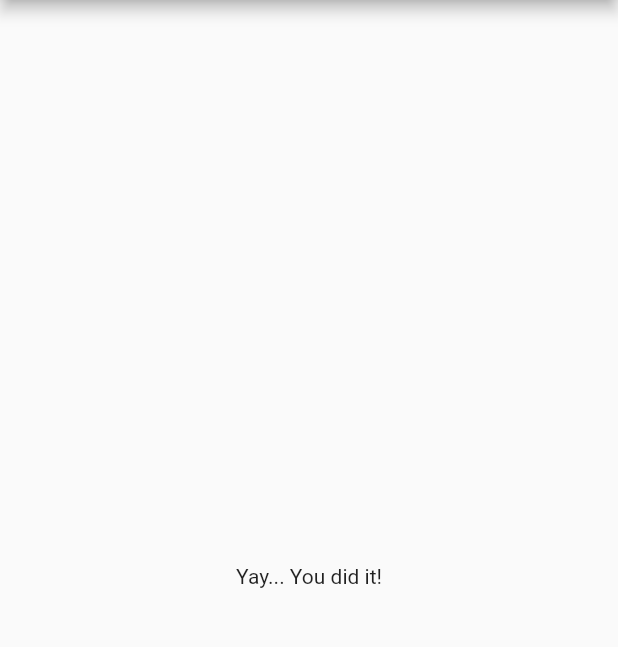
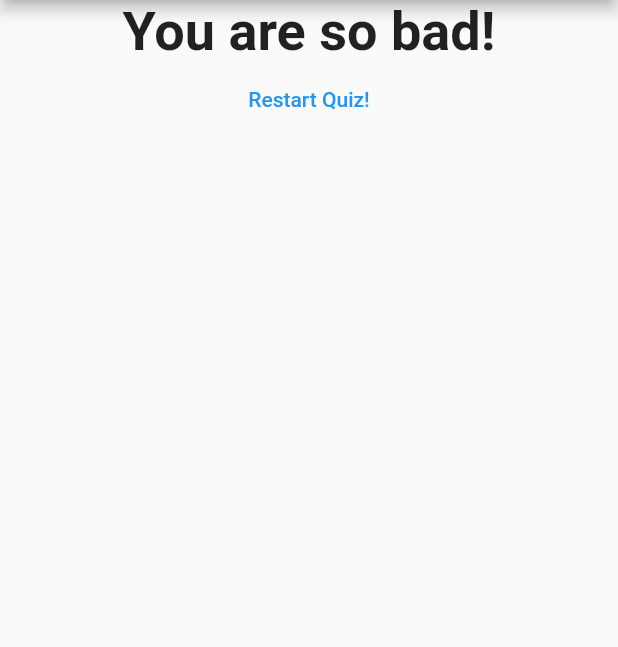
Before and after one commit to xzyxrene/flutter_02, a Flutter app: the screen it shows after launch, after a tap on "Red", after a tap on "Tiger", after a tap on "Below 21", on a phone screen of 412 x 824 dp, the part 84-731 px from its top. Run offline on Flutter 3.47's test engine with Material 2 defaults, Android fonts, the phone set to English and light mode, and no system bars.

Commit message:
finalized a quiz app!

```diff
--- a/lib/main.dart
+++ b/lib/main.dart
@@ -1,6 +1,6 @@
 import 'package:flutter/material.dart';
-import './question.dart';
-import './answer.dart';
+import 'package:flutter_02/quiz.dart';
+import 'package:flutter_02/result.dart';
 
 void main() => runApp(MyApp());
 
@@ -13,26 +13,50 @@ class MyApp extends StatefulWidget {
 
 class _MyAppState extends State<MyApp> {
   var _questionIndex = 0;
+  var _totalScore = 0;
 
-  final questions = const [
+  void _resetQuiz() {
+    setState(() {
+      _questionIndex = 0;
+      _totalScore = 0;
+    });
+  }
+
+  final _questions = const [
     {
       'questionText': 'What\'s your favourite color?',
-      'answers': ['Red', 'Blue', 'Green', 'Yellow'],
+      'answers': [
+        {'text': 'Red', 'score': 10},
+        {'text': 'Blue', 'score': 7},
+        {'text': 'Green', 'score': 4},
+        {'text': 'Yellow', 'score': 1},
+      ],
     },
     {
       'questionText': 'What\'s your favourite animal?',
-      'answers': ['Lion', 'Tiger', 'Elephant', 'Giraffe'],
+      'answers': [
+        {'text': 'Lion', 'score': 5},
+        {'text': 'Tiger', 'score': 4},
+        {'text': 'Giraffe', 'score': 2},
+        {'text': 'Elephant', 'score': 3},
+      ],
     },
     {
       'questionText': 'Which age group do you belong in?',
-      'answers': ['Below 21', '21 to 45', '46 to 60', 'Above 60'],
+      'answers': [
+        {'text': 'Below 21', 'score': 2},
+        {'text': '21 to 45', 'score': 1},
+        {'text': '46 to 60', 'score': 1},
+        {'text': 'Above 60', 'score': 2},
+      ],
     },
   ];
 
-  void _answerQuestion() {
+  void _answerQuestion(int score) {
     setState(() {
       _questionIndex++;
     });
+    _totalScore += score;
   }
 
   @override
@@ -42,21 +66,13 @@ class _MyAppState extends State<MyApp> {
         appBar: AppBar(
           title: Text('My First App'),
         ),
-        body: _questionIndex < questions.length
-            ? Column(
-                children: [
-                  Question(
-                    questions[_questionIndex]['questionText'] as String,
-                  ),
-                  ...(questions[_questionIndex]['answers'] as List<String>)
-                      .map((answer) {
-                    return Answer(_answerQuestion, answer);
-                  }).toList()
-                ],
+        body: _questionIndex < _questions.length
+            ? Quiz(
+                questions: _questions,
+                answerQuestion: _answerQuestion,
+                questionIndex: _questionIndex,
               )
-            : Center(
-                child: Text('Yay... You did it!'),
-              ),
+            : Result(_totalScore, _resetQuiz),
       ),
     );
   }
--- /dev/null
+++ b/lib/quiz.dart
@@ -0,0 +1,31 @@
+import 'package:flutter/material.dart';
+import './question.dart';
+import './answer.dart';
+
+class Quiz extends StatelessWidget {
+  final List<Map<String, Object>> questions;
+  final int questionIndex;
+  final Function answerQuestion;
+
+  Quiz({
+    required this.questions,
+    required this.answerQuestion,
+    required this.questionIndex,
+  });
+
+  @override
+  Widget build(BuildContext context) {
+    return Column(
+      children: [
+        Question(
+          questions[questionIndex]['questionText'] as String,
+        ),
+        ...(questions[questionIndex]['answers'] as List<Map<String, Object>>)
+            .map((answer) {
+          return Answer(
+              () => answerQuestion(answer['score']), answer['text'] as String);
+        }).toList()
+      ],
+    );
+  }
+}
--- /dev/null
+++ b/lib/result.dart
@@ -0,0 +1,40 @@
+import 'package:flutter/material.dart';
+
+class Result extends StatelessWidget {
+  final int resultScore;
+  final VoidCallback resetHandler;
+
+  Result(this.resultScore, this.resetHandler);
+
+  String get resultPhrase {
+    String resultText;
+    if (resultScore < 8) {
+      resultText = 'You are Awesome and innocent!';
+    } else if (resultScore < 12) {
+      resultText = 'Pretty Likeable!';
+    } else if (resultScore < 16) {
+      resultText = 'You are ... Strange!';
+    } else {
+      resultText = 'You are so bad!';
+    }
+    return resultText;
+  }
+
+  @override
+  Widget build(BuildContext context) {
+    return Center(
+      child: Column(
+        children: [
+          Text(
+            resultPhrase,
+            style: TextStyle(fontSize: 36, fontWeight: FontWeight.bold),
+          ),
+          TextButton(
+            child: Text('Restart Quiz!'),
+            onPressed: resetHandler,
+          ),
+        ],
+      ),
+    );
+  }
+}
```
